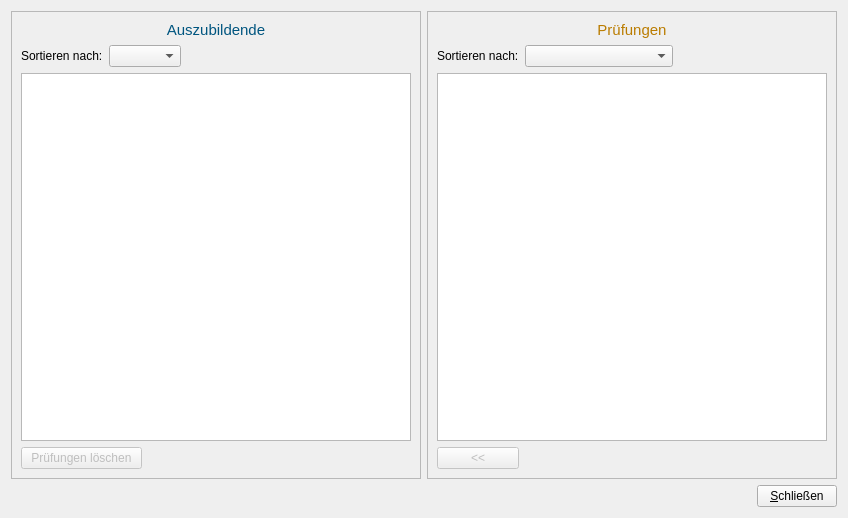
Qt form formzuordnen.ui (fasa1964/fshkap) before a commit.
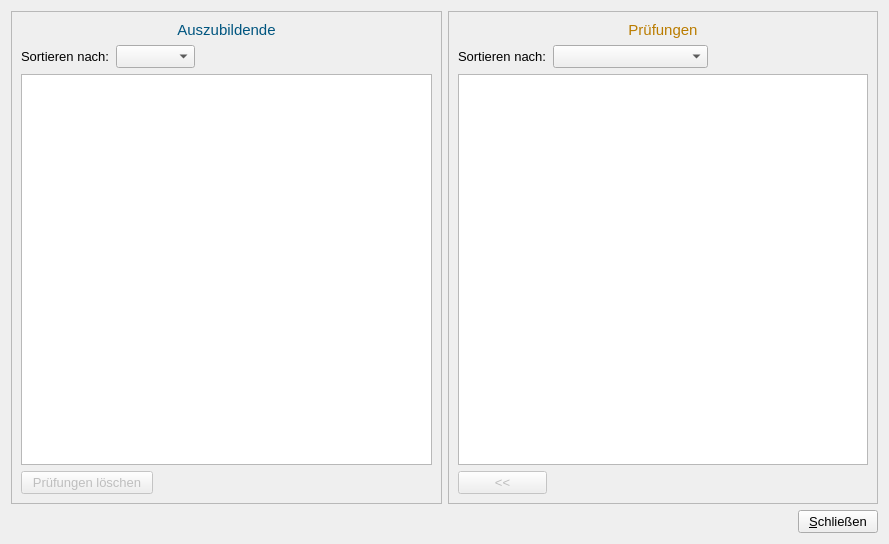
The same form after that commit.

```diff
--- a/formzuordnen.ui
+++ b/formzuordnen.ui
@@ -6,10 +6,15 @@
    <rect>
     <x>0</x>
     <y>0</y>
-    <width>848</width>
-    <height>518</height>
+    <width>889</width>
+    <height>544</height>
    </rect>
   </property>
+  <property name="font">
+   <font>
+    <pointsize>10</pointsize>
+   </font>
+  </property>
   <property name="windowTitle">
    <string>Form</string>
   </property>
```
